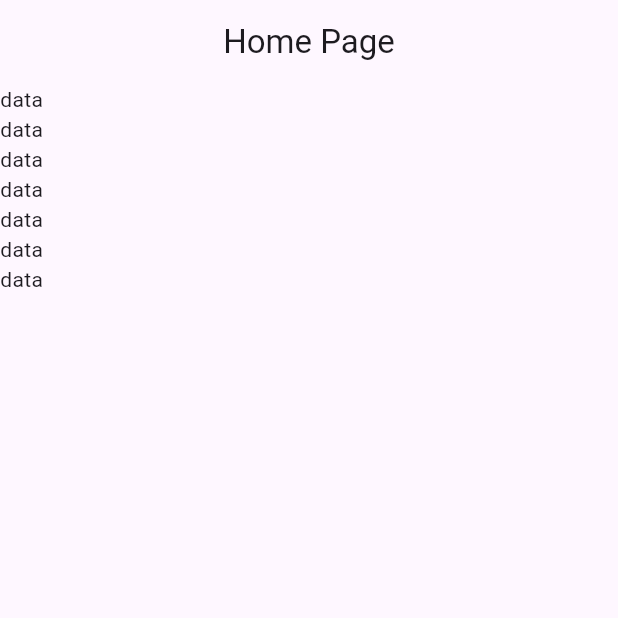
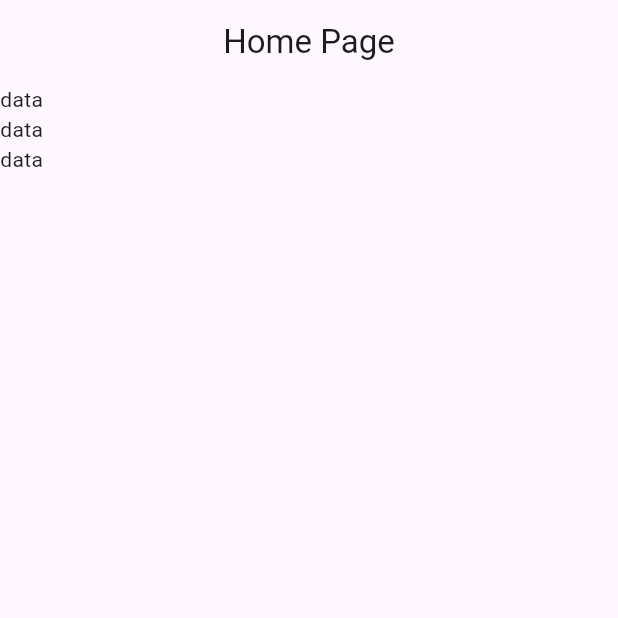
Before and after one commit to fahimshahariar09/medical_store, a Flutter app: the screen it shows after launch, on a phone screen of 412 x 824 dp, the top half of it. Run offline on Flutter 3.47's test engine with Material 3 defaults, Android fonts, the phone set to English and light mode, and no system bars.

Commit message:
first commit

```diff
--- a/lib/view/screen/home_page.dart
+++ b/lib/view/screen/home_page.dart
@@ -14,8 +14,6 @@ class HomePage extends StatelessWidget {
         children: [
           Text("data"),
           Text("data"), Text("data"),
-          Text("data"), Text("data"),
-          Text("data"), Text("data"),
 
 
         ],
```
